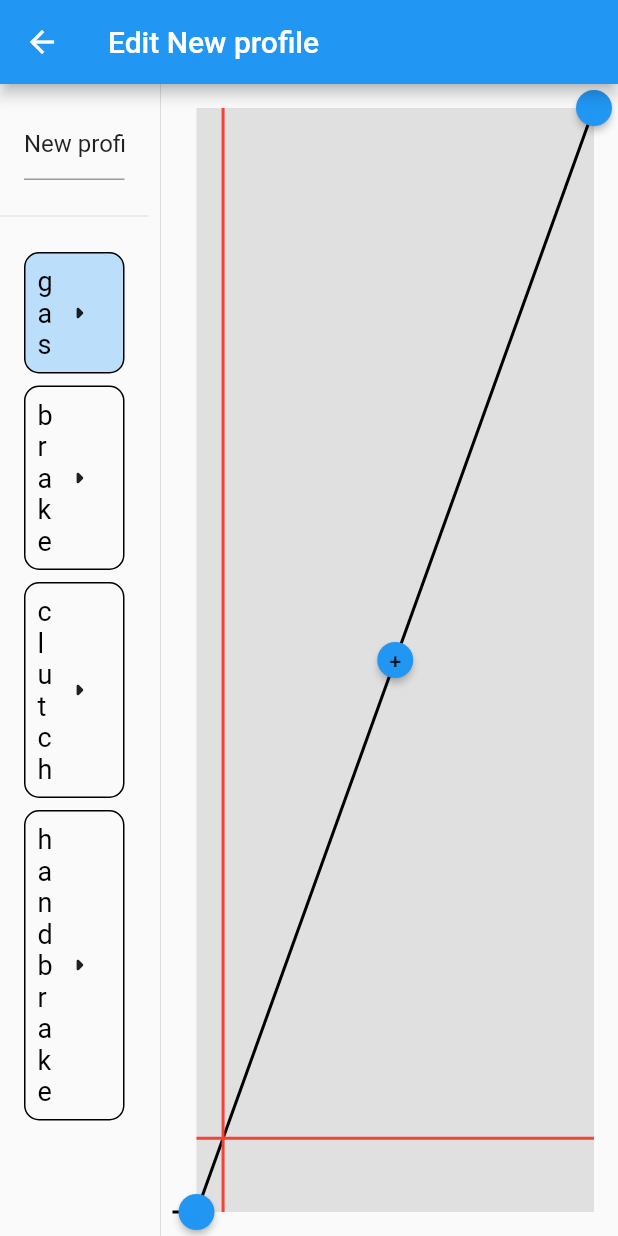
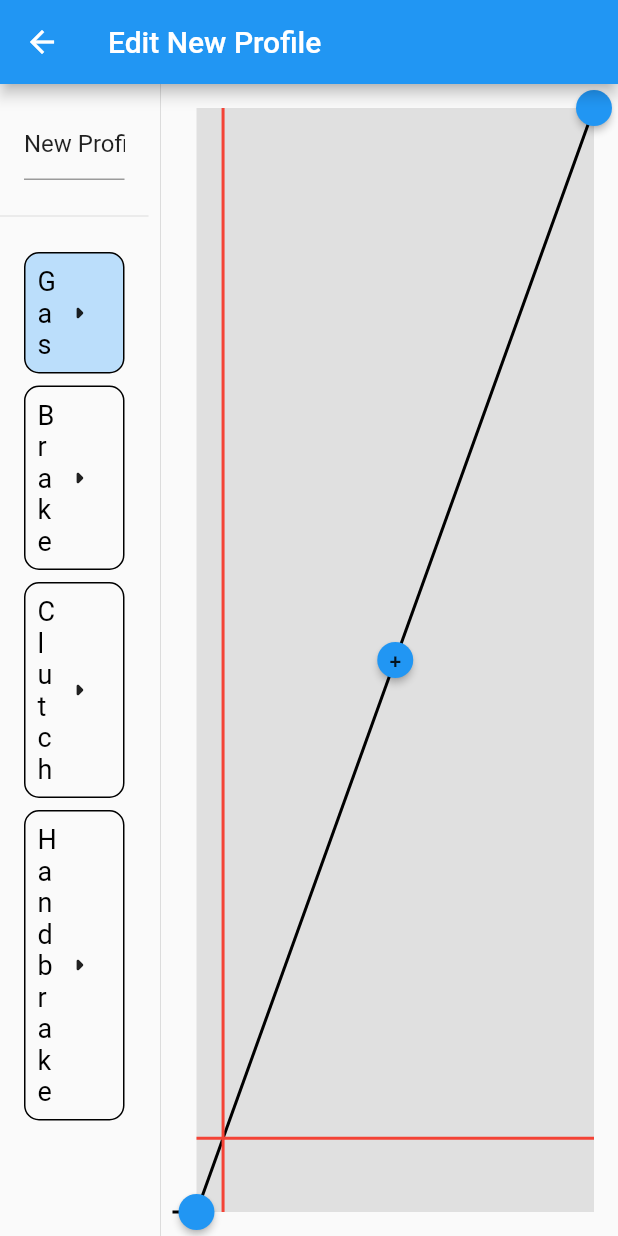
Before and after one commit to TobiasJacob/gcrdeviceconfigurator, a Flutter app: the screen it shows after launch, after a tap on the "add" icon, on a phone screen of 412 x 824 dp. Run offline on Flutter 3.47's test engine with Material 2 defaults, Android fonts, the phone set to English and light mode, and no system bars; our stand-ins replace file_picker, localstorage; missing offline and left inert: dartusbhid.

Commit message:
Translated tiles

```diff
--- a/lib/data/database.dart
+++ b/lib/data/database.dart
@@ -78,14 +78,14 @@ class Database extends ChangeNotifier {
     notifyListeners();
   }
 
-  Profile createNewProfile() {
+  Profile createNewProfile(String name) {
     // 100 tries to find a random key not in the Dict
     for (var i = 0; i < 100; i++) {
       final profileId = generateRandomString();
       if (profiles.containsKey(profileId)) {
         continue;
       }
-      var profile = Profile.empty("New profile");
+      var profile = Profile.empty(name);
       profiles[profileId] = profile;
       edited = true;
       notifyListeners();
--- a/lib/i18n/langs/language_de.dart
+++ b/lib/i18n/langs/language_de.dart
@@ -17,6 +17,9 @@ class LanguageDe extends Languages {
 
   @override
   String get ok => "Ok";
+
+  @override
+  String get newProfile => "Neues Profil";
 
   @override
   String axisTileOptions(String option) {
--- a/lib/i18n/langs/language_en.dart
+++ b/lib/i18n/langs/language_en.dart
@@ -17,6 +17,9 @@ class LanguageEn extends Languages {
 
   @override
   String get ok => "Ok";
+
+  @override
+  String get newProfile => "New Profile";
 
   @override
   String axisTileOptions(String option) {
--- a/lib/i18n/languages.dart
+++ b/lib/i18n/languages.dart
@@ -13,6 +13,7 @@ abstract class Languages {
   String get ok;
 
   // Main Page
+  String get newProfile;
   String axisTileOptions(String option);
 
   // Settings Page
--- a/lib/pages/home/profile_list.dart
+++ b/lib/pages/home/profile_list.dart
@@ -1,4 +1,5 @@
 import 'package:flutter/material.dart';
+import 'package:gcrdeviceconfigurator/i18n/languages.dart';
 import 'package:gcrdeviceconfigurator/pages/home/profile_tile.dart';
 import 'package:provider/provider.dart';
 
@@ -10,6 +11,7 @@ class ProfileList extends StatelessWidget {
 
   @override
   Widget build(BuildContext context) {
+    final lang = Languages.of(context);
     final database = Database.of(context);
     final profileKeys = database.profiles.keys.toList();
 
@@ -38,7 +40,7 @@ class ProfileList extends StatelessWidget {
                 icon: const Icon(Icons.add),
                 color: Colors.white,
                 onPressed: () {
-                  final profile = database.createNewProfile();
+                  final profile = database.createNewProfile(lang.newProfile);
                   Navigator.push(
                       context,
                       MaterialPageRoute(
--- a/lib/pages/profile/axis_tile.dart
+++ b/lib/pages/profile/axis_tile.dart
@@ -1,6 +1,7 @@
 import 'package:flutter/material.dart';
 import 'package:gcrdeviceconfigurator/data/app_settings.dart';
 import 'package:gcrdeviceconfigurator/data/profile.dart';
+import 'package:gcrdeviceconfigurator/i18n/languages.dart';
 
 import '../../data/axis.dart';
 
@@ -12,6 +13,7 @@ class AxisTile extends StatelessWidget {
 
   @override
   Widget build(BuildContext context) {
+    final lang = Languages.of(context);
     final profile = Profile.of(context);
     final visibleAxis = ControllerAxis.of(context);
 
@@ -27,7 +29,7 @@ class AxisTile extends StatelessWidget {
       child: Row(
         children: [
           Expanded(
-              child: Text(usage.name,
+              child: Text(lang.usage(usage),
                   style: const TextStyle(color: Colors.black, fontSize: 18))),
           MaterialButton(
             onPressed: () {
```
